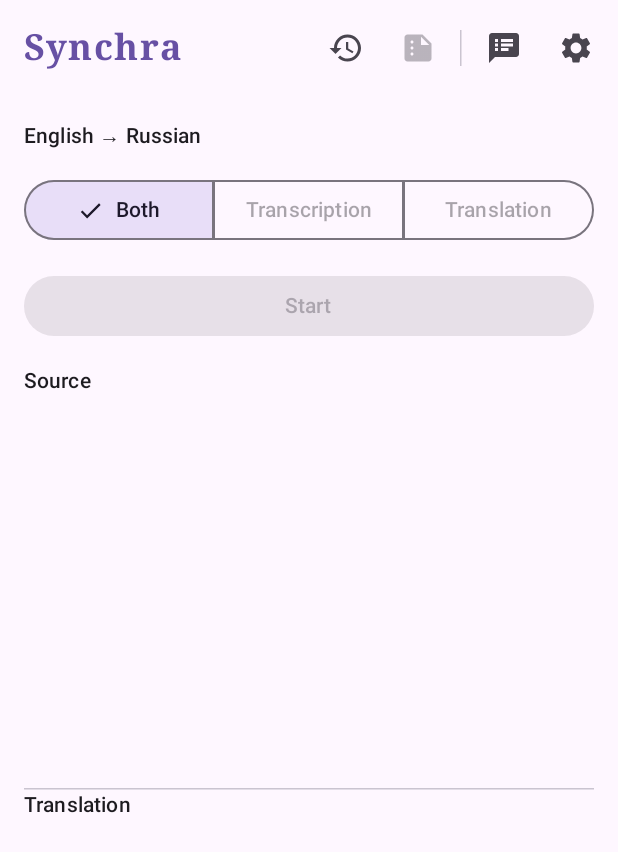
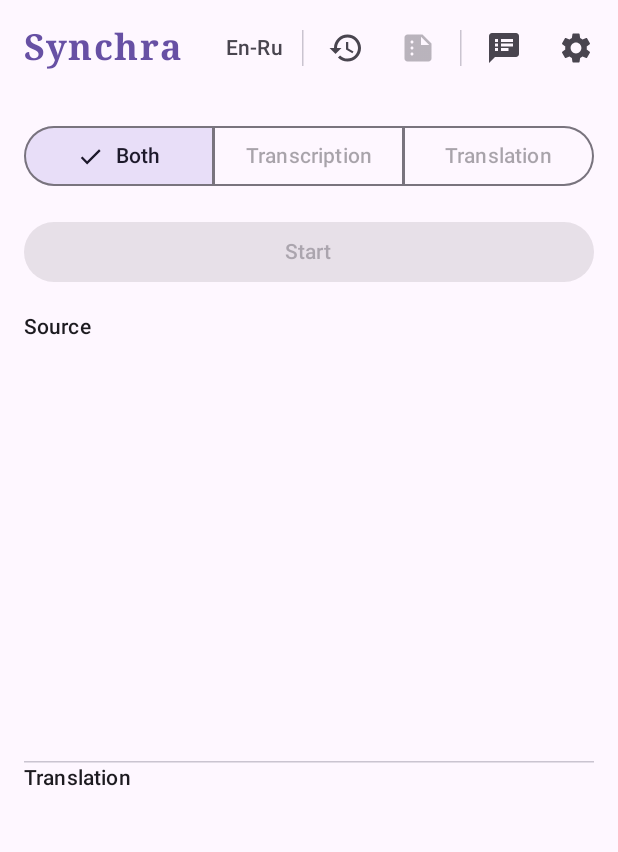
Before and after one commit to petrov-pro/synchra, an Android app built with Jetpack Compose: the MainScreen screen opened through its navigation route, on a phone screen of 412 x 824 dp. Shown: the top 852 px of the screen. Run offline under Robolectric (Android 15) with nearby library versions, the phone set to English and light mode, and no system bars; our stand-ins replace Room's generated code; 7 statements that could not run were skipped.

Commit message:
Show the language pair short (En-Ru) in the top bar
Co-Authored-By: Claude Opus 5.5 <noreply@anthropic.com>

```diff
--- a/app/src/main/java/com/petroff/synchra/config/Languages.kt
+++ b/app/src/main/java/com/petroff/synchra/config/Languages.kt
@@ -79,6 +79,10 @@ const val DEFAULT_TARGET_LANGUAGE = "ru"
 
 fun languageForCode(code: String): Language? = SUPPORTED_LANGUAGES.firstOrNull { it.code == code }
 
+/** The pair as the top bar shows it: capitalized codes, e.g. "En-Ru". */
+fun shortPairLabel(source: Language, target: Language): String =
+    "${source.code.replaceFirstChar { it.uppercase() }}-${target.code.replaceFirstChar { it.uppercase() }}"
+
 /**
  * Languages matching [query] by code, English name or own name, ignoring case: the exact code
  * first, then names starting with the query, then names merely containing it.
--- a/app/src/main/java/com/petroff/synchra/ui/MainScreen.kt
+++ b/app/src/main/java/com/petroff/synchra/ui/MainScreen.kt
@@ -33,12 +33,15 @@ import androidx.compose.runtime.remember
 import androidx.compose.runtime.setValue
 import androidx.compose.ui.Modifier
 import androidx.compose.ui.platform.testTag
+import androidx.compose.ui.semantics.contentDescription
+import androidx.compose.ui.semantics.semantics
 import androidx.compose.ui.text.font.FontFamily
 import androidx.compose.ui.text.font.FontWeight
 import androidx.compose.ui.unit.dp
 import androidx.compose.ui.unit.sp
 import com.petroff.synchra.config.Language
 import com.petroff.synchra.config.MAX_CONVERSATION_CONTEXT_CHARS
+import com.petroff.synchra.config.shortPairLabel
 import com.petroff.synchra.session.SessionUiState
 import com.petroff.synchra.session.ViewMode
 
@@ -89,6 +92,24 @@ fun MainScreen(
                     )
                 },
                 actions = {
+                    // Chosen in Settings; a recording keeps the languages it started with. Short
+                    // to fit the bar; screen readers get the full names.
+                    val fullPair = "${sourceLanguage.name} → ${targetLanguage.name}"
+                    Text(
+                        shortPairLabel(sourceLanguage, targetLanguage),
+                        style = MaterialTheme.typography.labelLarge,
+                        color = MaterialTheme.colorScheme.onSurfaceVariant,
+                        modifier = Modifier
+                            .padding(horizontal = 8.dp)
+                            .semantics { contentDescription = fullPair }
+                            .testTag("languagePair"),
+                    )
+                    VerticalDivider(
+                        modifier = Modifier
+                            .height(24.dp)
+                            .padding(horizontal = 4.dp)
+                            .testTag("languagePairDivider"),
+                    )
                     // Saved conversations: a block of its own, set apart from the session controls.
                     IconButton(onClick = onOpenHistory) {
                         Icon(Icons.Filled.History, contentDescription = "History")
@@ -123,9 +144,6 @@ fun MainScreen(
                 .padding(16.dp),
             verticalArrangement = Arrangement.spacedBy(16.dp),
         ) {
-            // Chosen in Settings; a recording keeps the languages it started with.
-            Text("${sourceLanguage.name} → ${targetLanguage.name}", style = MaterialTheme.typography.labelLarge)
-
             // Only what is shown: works while recording too. Whether Soniox translates is
             // decided at Start (see LiveSession.start), so the bill doesn't change mid-session.
             SingleChoiceSegmentedButtonRow(modifier = Modifier.fillMaxWidth()) {
```
Also changed, not shown: 2 other files.
